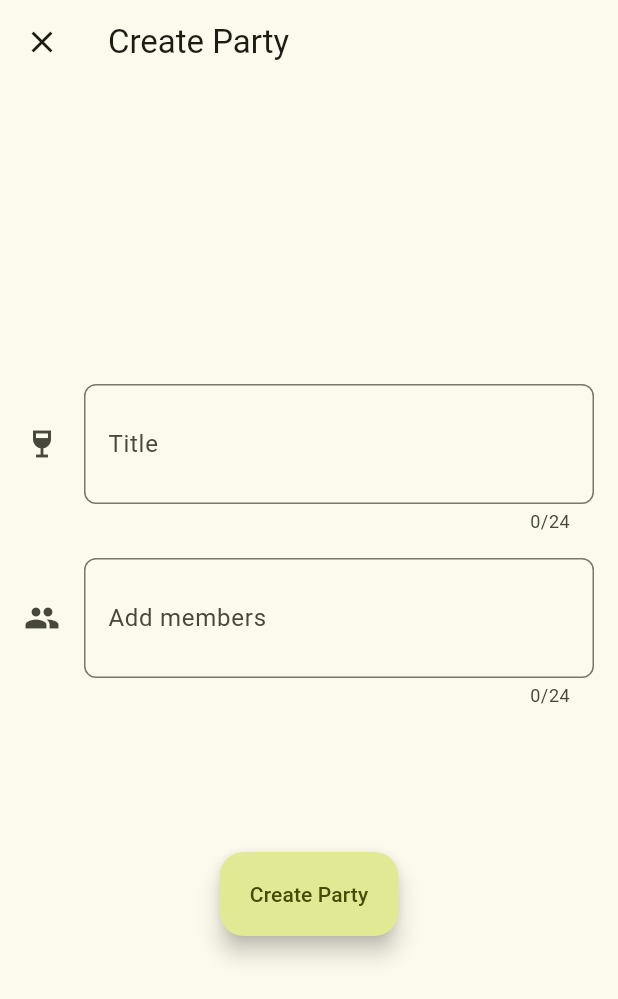
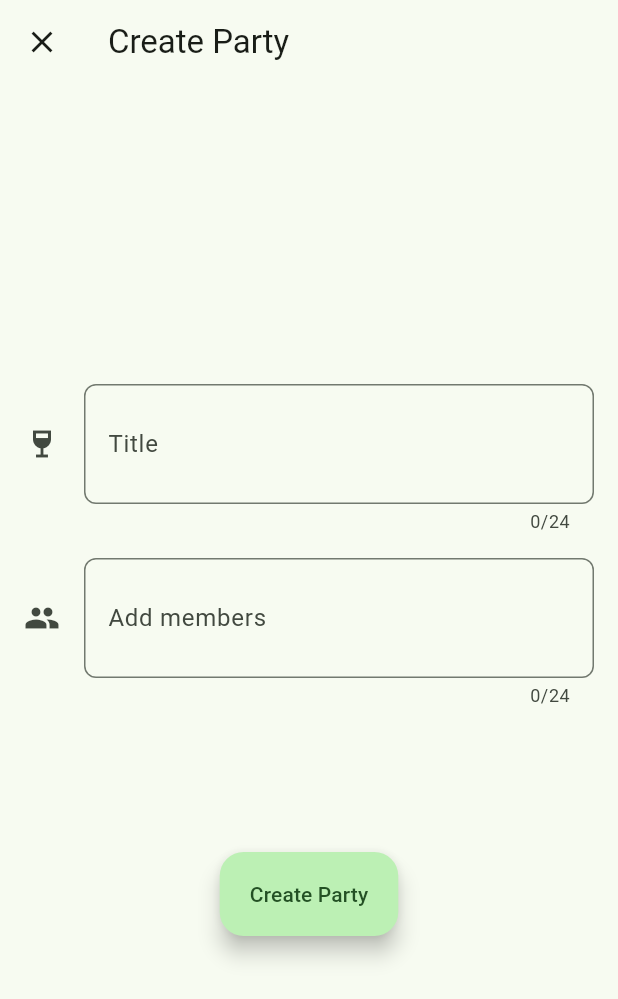
Before and after one commit to yhakamay/super-soroban, a Flutter app: the screen it shows once a user with an empty profile is signed in, after a tap on "Create Party", on a phone screen of 412 x 824 dp. Shown: the top 999 px of the screen. Run offline on Flutter 3.47's test engine with Material 2 defaults, Android fonts, the phone set to English and light mode, and no system bars; our stand-ins replace cloud_firestore, firebase_auth, firebase_core; missing offline and left inert: flutterfire_ui; accounts and stored records are empty.

Commit message:
Add PartiesScreen

```diff
--- a/lib/main.dart
+++ b/lib/main.dart
@@ -21,7 +21,7 @@ class Motchi extends StatelessWidget {
       title: 'Flutter Demo',
       theme: ThemeData(
         useMaterial3: true,
-        colorSchemeSeed: Colors.lime,
+        colorSchemeSeed: Colors.green,
         inputDecorationTheme: InputDecorationTheme(
           border: OutlineInputBorder(
             borderRadius: BorderRadius.circular(8.0),
--- a/lib/models/party.dart
+++ b/lib/models/party.dart
@@ -12,12 +12,12 @@ class Party {
 
   Party.fromJson(Map<String, dynamic> json)
       : id = json['id'],
-        title = json['title'],
-        members = (json['members'] as List<dynamic>)
-            .map((e) => SSUser.fromJson(e as Map<String, dynamic>))
+        title = json['title'] ?? '',
+        members = (json['members'] as List<dynamic>?)
+            ?.map((e) => SSUser.fromJson(e as Map<String, dynamic>))
             .toList(),
-        expenses = (json['expenses'] as List<dynamic>)
-            .map((e) => Expense.fromJson(e as Map<String, dynamic>))
+        expenses = (json['expenses'] as List<dynamic>?)
+            ?.map((e) => Expense.fromJson(e as Map<String, dynamic>))
             .toList();
 
   Map<String, dynamic> toJson() => <String, dynamic>{
--- a/lib/models/ss_user.dart
+++ b/lib/models/ss_user.dart
@@ -10,8 +10,8 @@ class SSUser {
   SSUser.fromJson(Map<String, dynamic> json)
       : uid = json['uid'],
         displayName = json['displayName'],
-        paymentMethods = (json['paymentMethods'] as List<dynamic>)
-            .map((e) => PaymentMethod.fromJson(e as Map<String, dynamic>))
+        paymentMethods = (json['paymentMethods'] as List<dynamic>?)
+            ?.map((e) => PaymentMethod.fromJson(e as Map<String, dynamic>))
             .toList();
 
   Map<String, dynamic> toJson() => <String, dynamic>{
--- a/lib/atoms/member_chips_list_view.dart
+++ b/lib/molecules/member_chips_list_view.dart
@@ -1,34 +1,28 @@
 import 'package:flutter/material.dart';
 
+import '../atoms/member_chip.dart';
 import '../models/ss_user.dart';
 
 class MemberChipsListView extends StatelessWidget {
   const MemberChipsListView({
     Key? key,
     required this.members,
-    required this.onDeleted,
+    this.onDeleted,
   }) : super(key: key);
 
-  final List<SSUser> members;
-  final void Function(SSUser) onDeleted;
+  final List<SSUser>? members;
+  final void Function(SSUser)? onDeleted;
 
   @override
   Widget build(BuildContext context) {
     return ListView(
       scrollDirection: Axis.horizontal,
       children: [
-        const SizedBox(width: 40.0),
-        for (final member in members)
+        const SizedBox(width: 16.0),
+        for (final member in members ?? [])
           Padding(
             padding: const EdgeInsets.only(right: 8.0),
-            child: Chip(
-              label: Text(member.displayName),
-              deleteIcon: const Icon(
-                Icons.cancel,
-                size: 18.0,
-              ),
-              onDeleted: () => onDeleted(member),
-            ),
+            child: MemberChip(member: member, onDeleted: onDeleted),
           ),
       ],
     );
--- a/lib/organisms/parties_screen.dart
+++ b/lib/organisms/parties_screen.dart
@@ -1,19 +1,37 @@
+import 'package:cloud_firestore/cloud_firestore.dart';
+import 'package:firebase_auth/firebase_auth.dart';
 import 'package:flutter/material.dart';
+import 'package:flutterfire_ui/firestore.dart';
 
-class PartiesScreen extends StatelessWidget {
+import 'party_card.dart';
+
+class PartiesScreen extends StatefulWidget {
   const PartiesScreen({
     Key? key,
   }) : super(key: key);
 
   @override
+  State<PartiesScreen> createState() => _PartiesScreenState();
+}
+
+class _PartiesScreenState extends State<PartiesScreen> {
+  final myPartiesQuery = FirebaseFirestore.instance
+      .collection('users')
+      .doc(FirebaseAuth.instance.currentUser!.uid)
+      .collection('parties');
+
+  @override
   Widget build(BuildContext context) {
-    return Center(
-      child: Column(
-        mainAxisAlignment: MainAxisAlignment.center,
-        children: const [
-          Text('Motchi'),
-        ],
-      ),
+    return FirestoreListView(
+      query: myPartiesQuery,
+      itemBuilder: (context, snapshot) {
+        final partyId = snapshot.id;
+
+        return Padding(
+          padding: const EdgeInsets.symmetric(horizontal: 8.0),
+          child: PartyCard(partyId),
+        );
+      },
     );
   }
 }
--- a/lib/organisms/payment_methods_screen.dart
+++ b/lib/organisms/payment_methods_screen.dart
@@ -2,9 +2,9 @@ import 'package:cloud_firestore/cloud_firestore.dart';
 import 'package:firebase_auth/firebase_auth.dart';
 import 'package:flutter/material.dart';
 import 'package:flutterfire_ui/firestore.dart';
-import 'package:motchi/models/payment_method.dart';
 
-import '../atoms/payment_method_card.dart';
+import '../models/payment_method.dart';
+import 'payment_method_card.dart';
 
 class PaymentMethodsScreen extends StatefulWidget {
   const PaymentMethodsScreen({
--- a/lib/pages/create_party_page.dart
+++ b/lib/pages/create_party_page.dart
@@ -1,7 +1,7 @@
 import 'package:flutter/material.dart';
 
 import '../atoms/create_party_fab.dart';
-import '../atoms/member_chips_list_view.dart';
+import '../molecules/member_chips_list_view.dart';
 import '../atoms/new_party_form_field.dart';
 import '../models/party.dart';
 import '../models/ss_user.dart';
```
Also changed, not shown: lib/atoms/member_chip.dart (added, +42 -0 lines), lib/atoms/payment_chips_list_view.dart (deleted, +0 -35 lines), lib/organisms/party_card.dart (added, +74 -0 lines), lib/organisms/payment_method_card.dart (renamed from lib/atoms/payment_method_card.dart).
